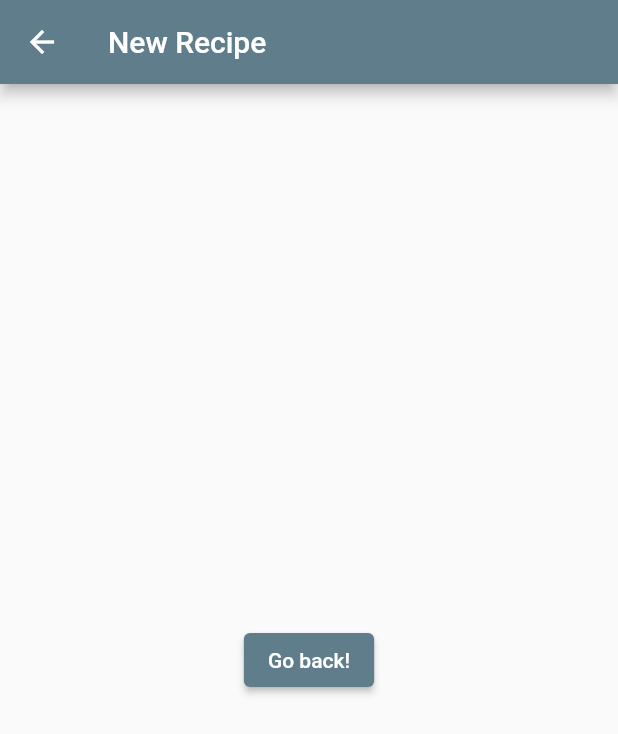
After one commit to reubinoff/Baking, a Flutter app: the NewRecipeRoute screen opened directly, on a phone screen of 412 x 824 dp. The commit adds this screen. Shown: the top 734 px of the screen. Run offline on Flutter 3.47's test engine with Material 2 defaults, Android fonts, the phone set to English and light mode, and no system bars; our stand-ins replace shared_preferences, transparent_image; accounts and stored records are empty; network calls fail; Roboto replaces fonts that are missing (Pacifico).

Commit message:
adding new reqipe page

```diff
--- /dev/null
+++ b/flutter_client/lib/components/new_recipe/new_recipe_home.dart
@@ -0,0 +1,23 @@
+import 'package:flutter/material.dart';
+
+class NewRecipeRoute extends StatelessWidget {
+  const NewRecipeRoute({Key? key}) : super(key: key);
+
+  @override
+  Widget build(BuildContext context) {
+    return Scaffold(
+      appBar: AppBar(
+        title: const Text('New Recipe'),
+        centerTitle: false,
+      ),
+      body: Center(
+        child: ElevatedButton(
+          onPressed: () {
+            Navigator.pop(context);
+          },
+          child: const Text('Go back!'),
+        ),
+      ),
+    );
+  }
+}
```
Also changed, not shown: flutter_client/lib/homepage.dart (+7 -1 lines).
